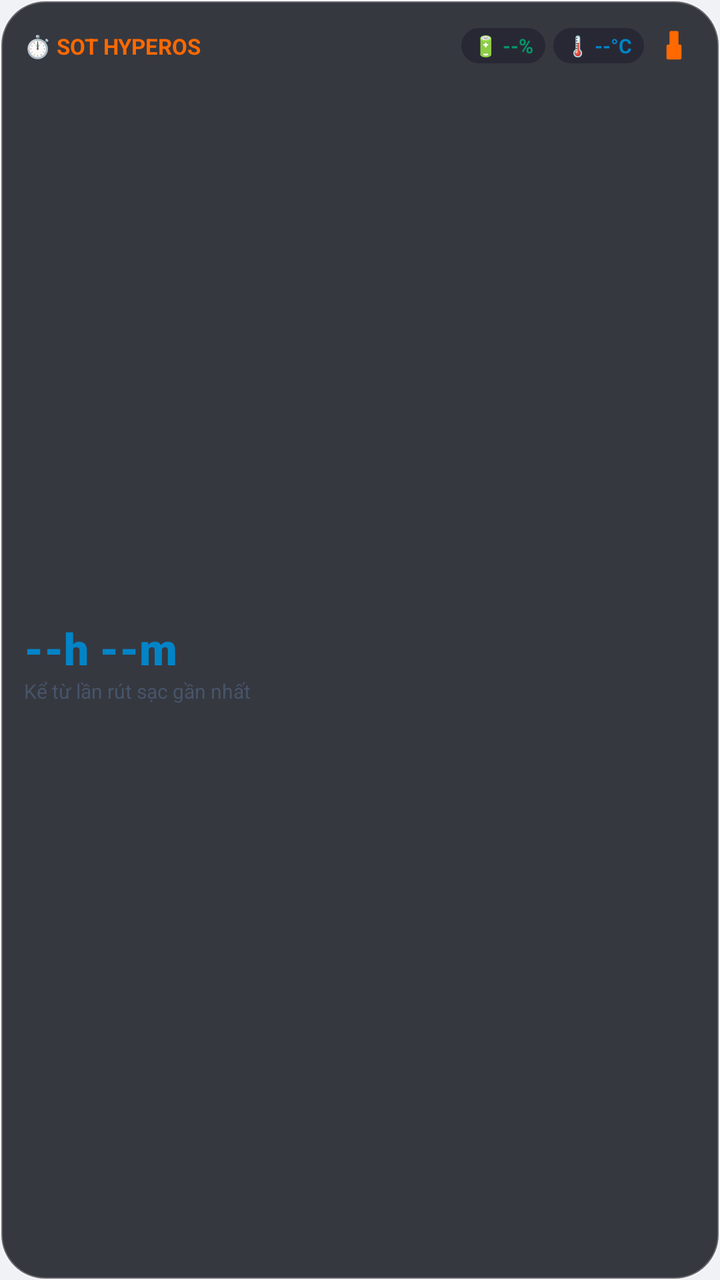
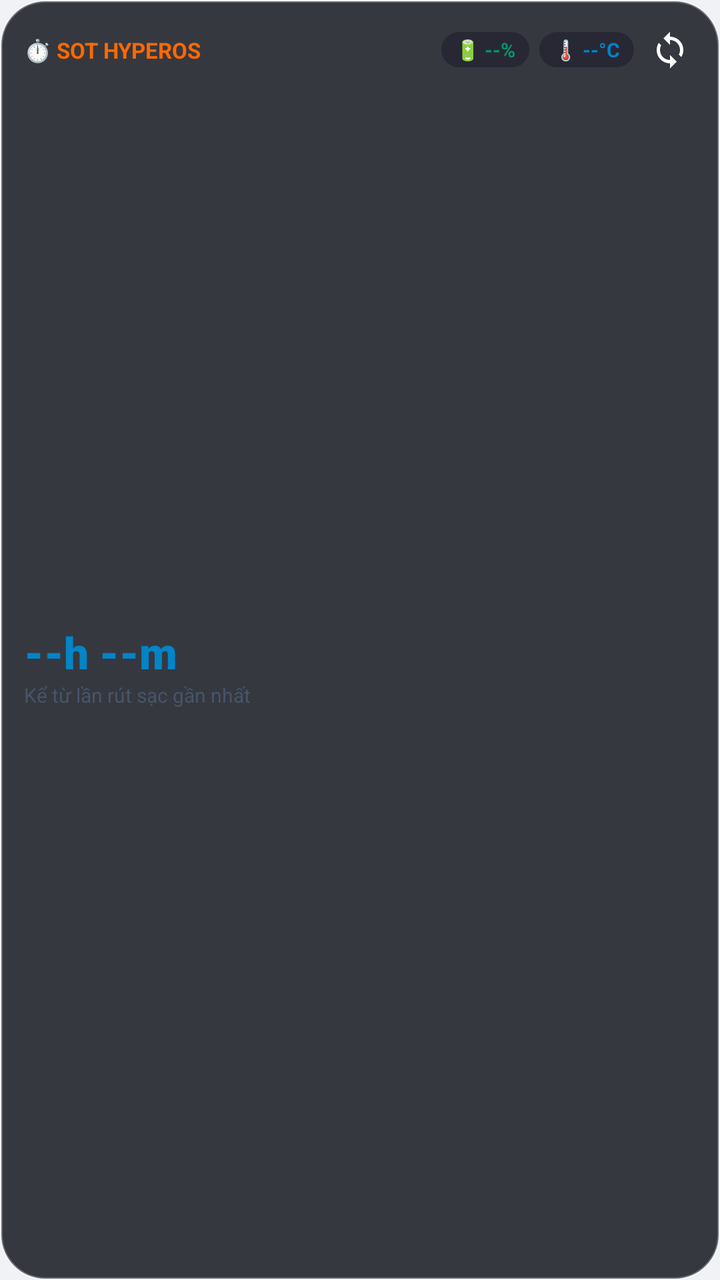

Screens rendered from an Android XML layout before and after an edit, with the pre-edit source and the edit as a unified diff.
<!-- AndroidManifest.xml: application theme Theme.ToolXiaomi -->
<!-- res/layout/widget_sot.xml -->
<?xml version="1.0" encoding="utf-8"?>
<LinearLayout xmlns:android="http://schemas.android.com/apk/res/android"
    android:id="@+id/widget_sot_root"
    android:layout_width="match_parent"
    android:layout_height="match_parent"
    android:background="@drawable/bg_widget_card"
    android:orientation="vertical"
    android:padding="12dp">

    
    <LinearLayout
        android:layout_width="match_parent"
        android:layout_height="wrap_content"
        android:gravity="center_vertical"
        android:orientation="horizontal">

        <TextView
            android:layout_width="0dp"
            android:layout_height="wrap_content"
            android:layout_weight="1"
            android:text="⏱️ SOT HYPEROS"
            android:textColor="@color/mi_orange"
            android:textSize="11sp"
            android:textStyle="bold" />

        <TextView
            android:id="@+id/widget_tv_sot_battery"
            android:layout_width="wrap_content"
            android:layout_height="wrap_content"
            android:background="@drawable/bg_widget_pill"
            android:paddingStart="6dp"
            android:paddingTop="2dp"
            android:paddingEnd="6dp"
            android:paddingBottom="2dp"
            android:text="🔋 --%"
            android:textColor="@color/neon_green"
            android:textSize="10sp"
            android:textStyle="bold" />

        <TextView
            android:id="@+id/widget_tv_sot_temp"
            android:layout_width="wrap_content"
            android:layout_height="wrap_content"
            android:layout_marginStart="4dp"
            android:background="@drawable/bg_widget_pill"
            android:paddingStart="6dp"
            android:paddingTop="2dp"
            android:paddingEnd="6dp"
            android:paddingBottom="2dp"
            android:text="🌡️ --°C"
            android:textColor="@color/neon_cyan"
            android:textSize="10sp"
            android:textStyle="bold" />

        <ImageView
            android:id="@+id/widget_btn_sot_refresh"
            android:layout_width="22dp"
            android:layout_height="22dp"
            android:layout_marginStart="4dp"
            android:contentDescription="Refresh"
            android:padding="2dp"
            android:src="@drawable/ic_clean" />
    </LinearLayout>

    
    <LinearLayout
        android:layout_width="match_parent"
        android:layout_height="0dp"
        android:layout_weight="1"
        android:gravity="center_vertical"
        android:orientation="vertical">

        <TextView
            android:id="@+id/widget_tv_sot_time"
            android:layout_width="wrap_content"
            android:layout_height="wrap_content"
            android:fontFamily="sans-serif-black"
            android:text="--h --m"
            android:textColor="@color/neon_cyan"
            android:textSize="22sp" />

        <TextView
            android:id="@+id/widget_tv_sot_sub"
            android:layout_width="wrap_content"
            android:layout_height="wrap_content"
            android:ellipsize="end"
            android:maxLines="1"
            android:text="Kể từ lần rút sạc gần nhất"
            android:textColor="@color/text_secondary"
            android:textSize="10sp" />
    </LinearLayout>

</LinearLayout>
<!-- resources referenced by this layout -->
<resources>
  <color name="mi_orange">#FF6900</color>
  <color name="neon_cyan">#0284C7</color>
  <color name="neon_green">#059669</color>
  <color name="text_secondary">#475569</color>
  <!-- drawable bg_widget_card (drawable) -->
  <?xml version="1.0" encoding="utf-8"?>
  <shape xmlns:android="http://schemas.android.com/apk/res/android"
      android:shape="rectangle">
      <corners android:radius="22dp" />
      <solid android:color="#D9161822" />
      <stroke
          android:width="1.2dp"
          android:color="#40FFFFFF" />
  </shape>
  <!-- drawable bg_widget_pill (drawable) -->
  <?xml version="1.0" encoding="utf-8"?>
  <shape xmlns:android="http://schemas.android.com/apk/res/android"
      android:shape="rectangle">
      <corners android:radius="100dp" />
      <solid android:color="#282834" />
  </shape>
  <!-- drawable ic_clean (drawable) -->
  <vector xmlns:android="http://schemas.android.com/apk/res/android"
      android:width="24dp"
      android:height="24dp"
      android:viewportWidth="24"
      android:viewportHeight="24">
      <path
          android:fillColor="#FF6900"
          android:pathData="M16,11h-1V3c0,-0.55 -0.45,-1 -1,-1h-4c-0.55,0 -1,0.45 -1,1v8H8c-0.55,0 -1,0.45 -1,1v8c0,0.55 0.45,1 1,1h8c0.55,0 1,-0.45 1,-1v-8c0,-0.55 -0.45,-1 -1,-1z" />
  </vector>
  <style name="Theme.ToolXiaomi" parent="Theme.Material3.DayNight.NoActionBar">
          <item name="colorPrimary">@color/mi_orange</item>
          <item name="colorPrimaryVariant">@color/mi_orange_dark</item>
          <item name="colorOnPrimary">#FFFFFF</item>
          <item name="colorSecondaryContainer">@color/card_highlight</item>
          <item name="colorOnSecondaryContainer">@color/mi_orange</item>
          <item name="android:statusBarColor">@color/bg_dark</item>
          <item name="android:navigationBarColor">@color/card_dark</item>
          <item name="android:windowBackground">@color/bg_dark</item>
          <item name="android:windowLightStatusBar" tools:targetApi="m">true</item>
          <item name="android:windowLightNavigationBar" tools:targetApi="o_mr1">true</item>
      </style>
  <color name="mi_orange_dark">#E55D00</color>
  <color name="card_highlight">#EAEDF2</color>
  <color name="bg_dark">#F0F2F5</color>
  <color name="card_dark">#FFFFFF</color>
</resources>

<!-- the commit's change to res/layout/widget_sot.xml (unified diff, before → after) -->
@@ -15,6 +15,7 @@
         android:orientation="horizontal">
 
         <TextView
+            android:id="@+id/widget_tv_sot_title"
             android:layout_width="0dp"
             android:layout_height="wrap_content"
             android:layout_weight="1"
@@ -28,9 +29,9 @@
             android:layout_width="wrap_content"
             android:layout_height="wrap_content"
             android:background="@drawable/bg_widget_pill"
-            android:paddingStart="6dp"
+            android:paddingStart="7dp"
             android:paddingTop="2dp"
-            android:paddingEnd="6dp"
+            android:paddingEnd="7dp"
             android:paddingBottom="2dp"
             android:text="🔋 --%"
             android:textColor="@color/neon_green"
@@ -41,11 +42,11 @@
             android:id="@+id/widget_tv_sot_temp"
             android:layout_width="wrap_content"
             android:layout_height="wrap_content"
-            android:layout_marginStart="4dp"
+            android:layout_marginStart="5dp"
             android:background="@drawable/bg_widget_pill"
-            android:paddingStart="6dp"
+            android:paddingStart="7dp"
             android:paddingTop="2dp"
-            android:paddingEnd="6dp"
+            android:paddingEnd="7dp"
             android:paddingBottom="2dp"
             android:text="🌡️ --°C"
             android:textColor="@color/neon_cyan"
@@ -54,12 +55,12 @@
 
         <ImageView
             android:id="@+id/widget_btn_sot_refresh"
-            android:layout_width="22dp"
-            android:layout_height="22dp"
-            android:layout_marginStart="4dp"
+            android:layout_width="26dp"
+            android:layout_height="26dp"
+            android:layout_marginStart="5dp"
             android:contentDescription="Refresh"
-            android:padding="2dp"
-            android:src="@drawable/ic_clean" />
+            android:padding="3dp"
+            android:src="@drawable/ic_widget_sync" />
     </LinearLayout>
 
     
<!-- resource entries referenced after the edit -->
@@ -21,15 +21,15 @@
       <corners android:radius="100dp" />
       <solid android:color="#282834" />
   </shape>
-  <!-- drawable ic_clean (drawable) -->
+  <!-- drawable ic_widget_sync (drawable) -->
   <vector xmlns:android="http://schemas.android.com/apk/res/android"
       android:width="24dp"
       android:height="24dp"
       android:viewportWidth="24"
       android:viewportHeight="24">
-      <path
-          android:fillColor="#FF6900"
-          android:pathData="M16,11h-1V3c0,-0.55 -0.45,-1 -1,-1h-4c-0.55,0 -1,0.45 -1,1v8H8c-0.55,0 -1,0.45 -1,1v8c0,0.55 0.45,1 1,1h8c0.55,0 1,-0.45 1,-1v-8c0,-0.55 -0.45,-1 -1,-1z" />
+    <path
+        android:fillColor="#FFFFFFFF"
+        android:pathData="M12,4V1L8,5l4,4V6c3.31,0 6,2.69 6,6 0,1.01 -0.25,1.97 -0.7,2.8l1.46,1.46C19.54,15.03 20,13.57 20,12c0,-4.42 -3.58,-8 -8,-8zM12,18c-3.31,0 -6,-2.69 -6,-6 0,-1.01 0.25,-1.97 0.7,-2.8L5.24,7.74C4.46,8.97 4,10.43 4,12c0,4.42 3.58,8 8,8v3l4,-4 -4,-4v3z"/>
   </vector>
   <style name="Theme.ToolXiaomi" parent="Theme.Material3.DayNight.NoActionBar">
           <item name="colorPrimary">@color/mi_orange</item>
